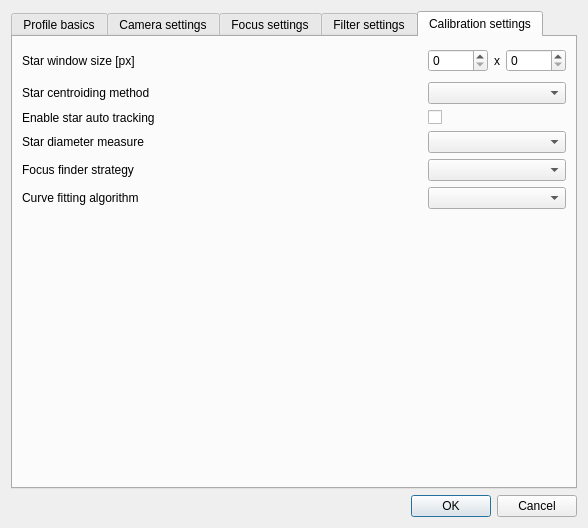
Above: source/focus_finder/gui/profile_settings_dialog.ui from carsten0x51h/focus_finder before the change. Below: the same form after it.
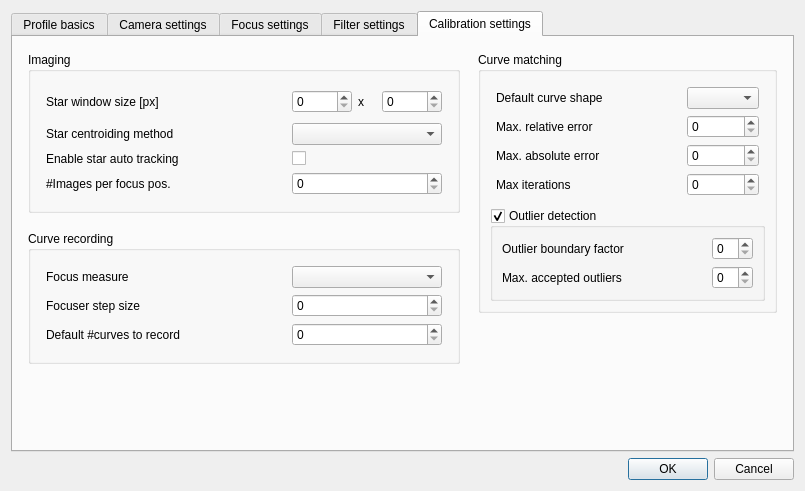
That is the form after the change. The open tabs and pages were chosen to show the change. Custom widgets are drawn as their Qt base class.

Commit message: Added detail panels for focus curve recording panel.

```diff
--- a/source/focus_finder/gui/profile_settings_dialog.ui
+++ b/source/focus_finder/gui/profile_settings_dialog.ui
@@ -6,8 +6,8 @@
    <rect>
     <x>0</x>
     <y>0</y>
-    <width>588</width>
-    <height>528</height>
+    <width>805</width>
+    <height>491</height>
    </rect>
   </property>
   <property name="windowTitle">
@@ -359,113 +359,392 @@
         </attribute>
         <layout class="QGridLayout" name="gridLayout_6">
          <item row="0" column="0">
-          <layout class="QGridLayout" name="gridLayout_5">
+          <layout class="QGridLayout" name="gridLayout_13" rowstretch="0" columnstretch="0">
+           <property name="leftMargin">
+            <number>6</number>
+           </property>
+           <property name="topMargin">
+            <number>6</number>
+           </property>
+           <property name="rightMargin">
+            <number>6</number>
+           </property>
+           <property name="bottomMargin">
+            <number>6</number>
+           </property>
            <item row="0" column="0">
-            <widget class="QLabel" name="label">
-             <property name="text">
-              <string>Star window size [px]</string>
+            <widget class="QGroupBox" name="groupBox">
+             <property name="title">
+              <string>Imaging</string>
              </property>
+             <layout class="QGridLayout" name="gridLayout_16">
+              <item row="0" column="0">
+               <layout class="QGridLayout" name="gridLayout_15" columnstretch="0,0,0,0,0" rowminimumheight="0,0,0,0" columnminimumwidth="0,0,0,0,0">
+                <property name="leftMargin">
+                 <number>6</number>
+                </property>
+                <property name="topMargin">
+                 <number>6</number>
+                </property>
+                <property name="rightMargin">
+                 <number>6</number>
+                </property>
+                <property name="bottomMargin">
+                 <number>6</number>
+                </property>
+                <item row="0" column="2">
+                 <widget class="QSpinBox" name="spinBox_3">
+                  <property name="minimumSize">
+                   <size>
+                    <width>60</width>
+                    <height>0</height>
+                   </size>
+                  </property>
+                 </widget>
+                </item>
+                <item row="0" column="1">
+                 <spacer name="horizontalSpacer_2">
+                  <property name="orientation">
+                   <enum>Qt::Horizontal</enum>
+                  </property>
+                  <property name="sizeHint" stdset="0">
+                   <size>
+                    <width>20</width>
+                    <height>30</height>
+                   </size>
+                  </property>
+                 </spacer>
+                </item>
+                <item row="0" column="0">
+                 <widget class="QLabel" name="label">
+                  <property name="minimumSize">
+                   <size>
+                    <width>200</width>
+                    <height>0</height>
+                   </size>
+                  </property>
+                  <property name="text">
+                   <string>Star window size [px]</string>
+                  </property>
+                 </widget>
+                </item>
+                <item row="1" column="2" colspan="3">
+                 <widget class="QComboBox" name="comboBox_2">
+                  <property name="minimumSize">
+                   <size>
+                    <width>150</width>
+                    <height>0</height>
+                   </size>
+                  </property>
+                 </widget>
+                </item>
+                <item row="2" column="2">
+                 <widget class="QCheckBox" name="checkBox_3">
+                  <property name="text">
+                   <string/>
+                  </property>
+                 </widget>
+                </item>
+                <item row="0" column="3">
+                 <widget class="QLabel" name="label_6">
+                  <property name="text">
+                   <string>x</string>
+                  </property>
+                 </widget>
+                </item>
+                <item row="0" column="4">
+                 <widget class="QSpinBox" name="spinBox_4">
+                  <property name="minimumSize">
+                   <size>
+                    <width>60</width>
+                    <height>0</height>
+                   </size>
+                  </property>
+                 </widget>
+                </item>
+                <item row="1" column="0">
+                 <widget class="QLabel" name="label_8">
+                  <property name="text">
+                   <string>Star centroiding method</string>
+                  </property>
+                 </widget>
+                </item>
+                <item row="2" column="0">
+                 <widget class="QLabel" name="label_11">
+                  <property name="text">
+                   <string>Enable star auto tracking</string>
+                  </property>
+                 </widget>
+                </item>
+                <item row="3" column="0">
+                 <widget class="QLabel" name="label_23">
+                  <property name="text">
+                   <string>#Images per focus pos.</string>
+                  </property>
+                 </widget>
+                </item>
+                <item row="3" column="2" colspan="3">
+                 <widget class="QSpinBox" name="spinBox_2"/>
+                </item>
+               </layout>
+              </item>
+             </layout>
             </widget>
            </item>
-           <item row="0" column="3">
-            <widget class="QLabel" name="label_6">
-             <property name="text">
-              <string>x</string>
+          </layout>
+         </item>
+         <item row="1" column="0">
+          <layout class="QGridLayout" name="gridLayout_19" rowstretch="0,0" columnstretch="0" rowminimumheight="0,0">
+           <property name="leftMargin">
+            <number>6</number>
+           </property>
+           <property name="topMargin">
+            <number>6</number>
+           </property>
+           <property name="rightMargin">
+            <number>6</number>
+           </property>
+           <property name="bottomMargin">
+            <number>6</number>
+           </property>
+           <item row="0" column="0">
+            <widget class="QGroupBox" name="groupBox_3">
+             <property name="title">
+              <string>Curve recording</string>
              </property>
+             <layout class="QGridLayout" name="gridLayout_21">
+              <item row="0" column="0">
+               <layout class="QGridLayout" name="gridLayout_20">
+                <property name="leftMargin">
+                 <number>6</number>
+                </property>
+                <property name="topMargin">
+                 <number>6</number>
+                </property>
+                <property name="rightMargin">
+                 <number>6</number>
+                </property>
+                <property name="bottomMargin">
+                 <number>6</number>
+                </property>
+                <item row="0" column="2">
+                 <widget class="QComboBox" name="comboBox_3">
+                  <property name="minimumSize">
+                   <size>
+                    <width>150</width>
+                    <height>0</height>
+                   </size>
+                  </property>
+                 </widget>
+                </item>
+                <item row="1" column="2">
+                 <widget class="QSpinBox" name="spinBox_5"/>
+                </item>
+                <item row="0" column="1">
+                 <spacer name="horizontalSpacer_5">
+                  <property name="orientation">
+                   <enum>Qt::Horizontal</enum>
+                  </property>
+                  <property name="sizeHint" stdset="0">
+                   <size>
+                    <width>40</width>
+                    <height>20</height>
+                   </size>
+                  </property>
+                 </spacer>
+                </item>
+                <item row="1" column="0">
+                 <widget class="QLabel" name="label_24">
+                  <property name="text">
+                   <string>Focuser step size</string>
+                  </property>
+                 </widget>
+                </item>
+                <item row="0" column="0">
+                 <widget class="QLabel" name="label_9">
+                  <property name="minimumSize">
+                   <size>
+                    <width>200</width>
+                    <height>0</height>
+                   </size>
+                  </property>
+                  <property name="text">
+                   <string>Focus measure</string>
+                  </property>
+                 </widget>
+                </item>
+                <item row="2" column="0">
+                 <widget class="QLabel" name="label_25">
+                  <property name="text">
+                   <string>Default #curves to record</string>
+                  </property>
+                 </widget>
+                </item>
+                <item row="2" column="2">
+                 <widget class="QSpinBox" name="spinBox_6"/>
+                </item>
+               </layout>
+              </item>
+             </layout>
             </widget>
            </item>
-           <item row="0" column="1">
-            <spacer name="horizontalSpacer_2">
+           <item row="1" column="0">
+            <spacer name="verticalSpacer_7">
              <property name="orientation">
-              <enum>Qt::Horizontal</enum>
+              <enum>Qt::Vertical</enum>
              </property>
              <property name="sizeHint" stdset="0">
               <size>
                <width>20</width>
-               <height>30</height>
+               <height>40</height>
               </size>
              </property>
             </spacer>
            </item>
-           <item row="0" column="4">
-            <widget class="QSpinBox" name="spinBox_4">
-             <property name="minimumSize">
-              <size>
-               <width>60</width>
-               <height>0</height>
-              </size>
+          </layout>
+         </item>
+         <item row="0" column="1" rowspan="2">
+          <layout class="QGridLayout" name="gridLayout_14" rowstretch="0,0" columnstretch="0">
+           <property name="leftMargin">
+            <number>6</number>
+           </property>
+           <property name="topMargin">
+            <number>6</number>
+           </property>
+           <property name="rightMargin">
+            <number>6</number>
+           </property>
+           <property name="bottomMargin">
+            <number>6</number>
+           </property>
+           <item row="0" column="0">
+            <widget class="QGroupBox" name="groupBox_2">
+             <property name="title">
+              <string>Curve matching</string>
              </property>
+             <layout class="QGridLayout" name="gridLayout_18">
+              <item row="0" column="0">
+               <layout class="QGridLayout" name="gridLayout_17" rowstretch="0,0,0,0" columnstretch="0,0,0" rowminimumheight="0,0,0,0" columnminimumwidth="0,0,0">
+                <property name="leftMargin">
+                 <number>6</number>
+                </property>
+                <property name="topMargin">
+                 <number>6</number>
+                </property>
+                <property name="rightMargin">
+                 <number>6</number>
+                </property>
+                <property name="bottomMargin">
+                 <number>6</number>
+                </property>
+                <item row="0" column="2">
+                 <widget class="QComboBox" name="comboBox"/>
+                </item>
+                <item row="0" column="1">
+                 <spacer name="horizontalSpacer_6">
+                  <property name="orientation">
+                   <enum>Qt::Horizontal</enum>
+                  </property>
+                  <property name="sizeHint" stdset="0">
+                   <size>
+                    <width>40</width>
+                    <height>20</height>
+                   </size>
+                  </property>
+                 </spacer>
+                </item>
+                <item row="2" column="0">
+                 <widget class="QLabel" name="label_27">
+                  <property name="text">
+                   <string>Max. absolute error</string>
+                  </property>
+                 </widget>
+                </item>
+                <item row="0" column="0">
+                 <widget class="QLabel" name="label_10">
+                  <property name="text">
+                   <string>Default curve shape</string>
+                  </property>
+                 </widget>
+                </item>
+                <item row="1" column="0">
+                 <widget class="QLabel" name="label_26">
+                  <property name="text">
+                   <string>Max. relative error</string>
+                  </property>
+                 </widget>
+                </item>
+                <item row="3" column="0">
+                 <widget class="QLabel" name="label_28">
+                  <property name="text">
+                   <string>Max iterations</string>
+                  </property>
+                 </widget>
+                </item>
+                <item row="1" column="2">
+                 <widget class="QSpinBox" name="spinBox_7"/>
+                </item>
+                <item row="2" column="2">
+                 <widget class="QSpinBox" name="spinBox_8"/>
+                </item>
+                <item row="3" column="2">
+                 <widget class="QSpinBox" name="spinBox_9"/>
+                </item>
+               </layout>
+              </item>
+              <item row="1" column="0">
+               <widget class="QgsCollapsibleGroupBox" name="mGroupBox">
+                <property name="title">
+                 <string>Outlier detection</string>
+                </property>
+                <property name="checkable">
+                 <bool>true</bool>
+                </property>
+                <layout class="QGridLayout" name="gridLayout_22">
+                 <item row="0" column="0">
+                  <layout class="QGridLayout" name="gridLayout_5">
+                   <item row="0" column="2">
+                    <widget class="QSpinBox" name="spinBox_10"/>
+                   </item>
+                   <item row="1" column="2">
+                    <widget class="QSpinBox" name="spinBox_11"/>
+                   </item>
+                   <item row="0" column="0">
+                    <widget class="QLabel" name="label_12">
+                     <property name="text">
+                      <string>Outlier boundary factor</string>
+                     </property>
+                    </widget>
+                   </item>
+                   <item row="0" column="1">
+                    <spacer name="horizontalSpacer_7">
+                     <property name="orientation">
+                      <enum>Qt::Horizontal</enum>
+                     </property>
+                     <property name="sizeHint" stdset="0">
+                      <size>
+                       <width>40</width>
+                       <height>20</height>
+                      </size>
+                     </property>
+                    </spacer>
+                   </item>
+                   <item row="1" column="0">
+                    <widget class="QLabel" name="label_29">
+                     <property name="text">
+                      <string>Max. accepted outliers</string>
+                     </property>
+                    </widget>
+                   </item>
+                  </layout>
+                 </item>
+                </layout>
+               </widget>
+              </item>
+             </layout>
             </widget>
            </item>
-           <item row="3" column="0">
-            <widget class="QLabel" name="label_9">
-             <property name="text">
-              <string>Star diameter measure</string>
-             </property>
-            </widget>
-           </item>
-           <item row="0" column="2">
-            <widget class="QSpinBox" name="spinBox_3">
-             <property name="minimumSize">
-              <size>
-               <width>60</width>
-               <height>0</height>
-              </size>
-             </property>
-            </widget>
-           </item>
-           <item row="5" column="2" colspan="3">
-            <widget class="QComboBox" name="comboBox_4"/>
-           </item>
-           <item row="3" column="2" colspan="3">
-            <widget class="QComboBox" name="comboBox_3"/>
-           </item>
-           <item row="1" column="2" colspan="3">
-            <widget class="QComboBox" name="comboBox_2"/>
-           </item>
            <item row="1" column="0">
-            <widget class="QLabel" name="label_8">
-             <property name="text">
-              <string>Star centroiding method</string>
-             </property>
-            </widget>
-           </item>
-           <item row="2" column="0">
-            <widget class="QLabel" name="label_11">
-             <property name="text">
-              <string>Enable star auto tracking</string>
-             </property>
-            </widget>
-           </item>
-           <item row="2" column="2">
-            <widget class="QCheckBox" name="checkBox_3">
-             <property name="text">
-              <string/>
-             </property>
-            </widget>
-           </item>
-           <item row="5" column="0">
-            <widget class="QLabel" name="label_10">
-             <property name="text">
-              <string>Curve fitting algorithm</string>
-             </property>
-            </widget>
-           </item>
-           <item row="4" column="0">
-            <widget class="QLabel" name="label_12">
-             <property name="text">
-              <string>Focus finder strategy</string>
-             </property>
-            </widget>
-           </item>
-           <item row="4" column="2" colspan="3">
-            <widget class="QComboBox" name="comboBox_5">
-             <property name="currentText">
-              <string/>
-             </property>
-            </widget>
-           </item>
-           <item row="6" column="0">
             <spacer name="verticalSpacer_4">
              <property name="orientation">
               <enum>Qt::Vertical</enum>
@@ -498,6 +777,14 @@
    </item>
   </layout>
  </widget>
+ <customwidgets>
+  <customwidget>
+   <class>QgsCollapsibleGroupBox</class>
+   <extends>QGroupBox</extends>
+   <header>qgscollapsiblegroupbox.h</header>
+   <container>1</container>
+  </customwidget>
+ </customwidgets>
  <resources/>
  <connections>
   <connection>
```
Left out of the diff: 2 changed lines with no effect on the pictures. The commit also changes 31 other files.
